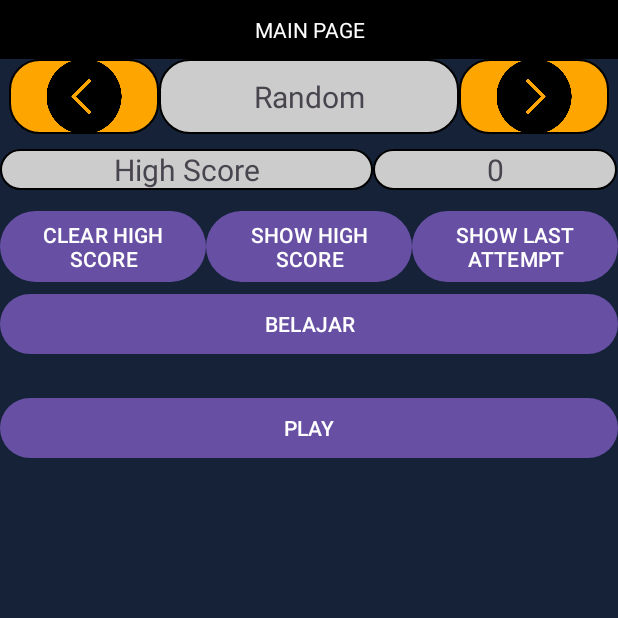
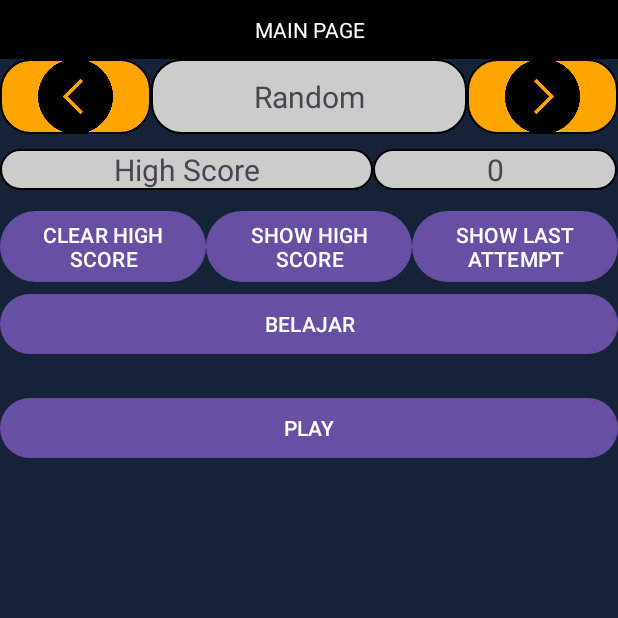
Before and after one commit to FarrynVermilion/UTS, an Android app: the screen it shows after launch (MainActivity), on a phone screen of 412 x 824 dp, the top half of it. Run offline under Robolectric (Android 15) with nearby library versions, the phone set to English and light mode, and no system bars.

Commit message:
add image button

```diff
--- a/app/src/main/res/layout/activity_main.xml
+++ b/app/src/main/res/layout/activity_main.xml
@@ -27,6 +27,8 @@
         <TableLayout
             android:layout_width="match_parent"
             android:layout_height="wrap_content"
+            android:stretchColumns="*"
+
             >
             <TableRow
                 android:layout_width="match_parent"
@@ -35,7 +37,8 @@
                 android:gravity="center_horizontal"
                 >
                 <ImageButton
-                    android:layout_width="100sp"
+                    android:layout_gravity="center"
+                    android:layout_width="90sp"
                     android:layout_height="match_parent"
                     android:background="@drawable/line0"
                     android:onClick="left"
@@ -54,7 +57,8 @@
                     >
                 </TextView>
                 <ImageButton
-                    android:layout_width="100sp"
+                    android:layout_gravity="center"
+                    android:layout_width="90sp"
                     android:layout_height="match_parent"
                     android:background="@drawable/line0"
                     android:onClick="right"
```
